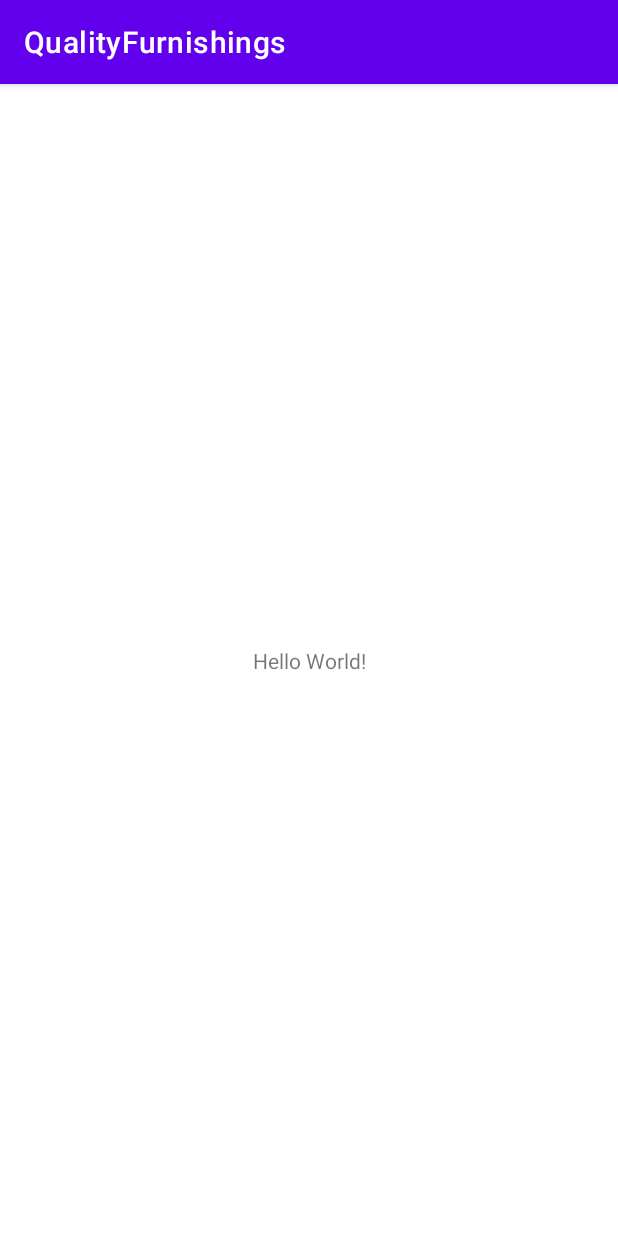
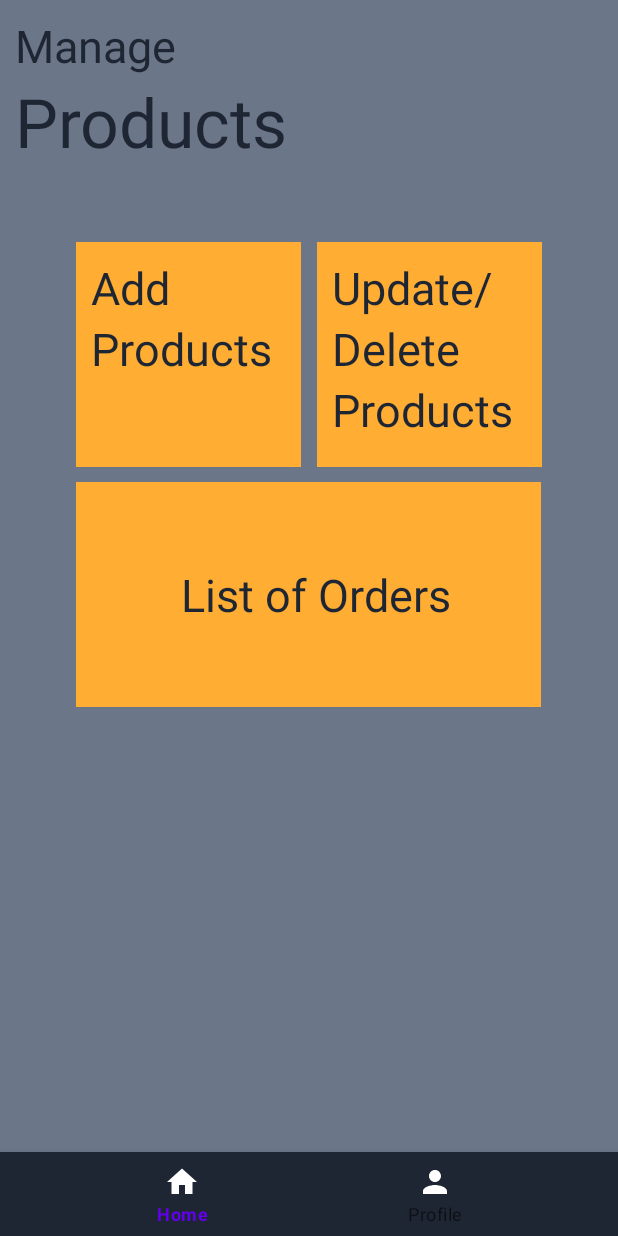
Before and after one commit to HimanshBatra/QualityFurnishings, an Android app: the screen it shows after launch (MainActivity before the commit, AdminHome after it), on a phone screen of 412 x 824 dp. Run offline under Robolectric (Android 15) with nearby library versions, the phone set to English and light mode, and no system bars.

Commit message:
admin home screen

```diff
--- a/app/build.gradle
+++ b/app/build.gradle
@@ -33,6 +33,7 @@ dependencies {
     implementation 'androidx.appcompat:appcompat:1.3.0'
     implementation 'com.google.android.material:material:1.3.0'
     implementation 'androidx.constraintlayout:constraintlayout:2.0.4'
+    implementation 'androidx.legacy:legacy-support-v4:1.0.0'
     testImplementation 'junit:junit:4.+'
     androidTestImplementation 'androidx.test.ext:junit:1.1.2'
     androidTestImplementation 'androidx.test.espresso:espresso-core:3.3.0'
--- a/app/src/main/AndroidManifest.xml
+++ b/app/src/main/AndroidManifest.xml
@@ -9,7 +9,8 @@
         android:roundIcon="@mipmap/ic_launcher_round"
         android:supportsRtl="true"
         android:theme="@style/Theme.QualityFurnishings">
-        <activity android:name=".MainActivity">
+        <activity android:name=".MainActivity"></activity>
+        <activity android:name=".AdminHome">
             <intent-filter>
                 <action android:name="android.intent.action.MAIN" />
 
--- /dev/null
+++ b/app/src/main/java/com/example/qualityfurnishings/AdminHome.java
@@ -0,0 +1,41 @@
+package com.example.qualityfurnishings;
+
+import androidx.annotation.NonNull;
+import androidx.appcompat.app.AppCompatActivity;
+import androidx.fragment.app.Fragment;
+
+import android.os.Bundle;
+import android.view.MenuItem;
+import android.widget.Switch;
+
+import com.google.android.material.bottomnavigation.BottomNavigationView;
+
+public class AdminHome extends AppCompatActivity {
+
+    BottomNavigationView bottomNavigationView;
+    @Override
+    protected void onCreate(Bundle savedInstanceState) {
+        super.onCreate(savedInstanceState);
+        setContentView(R.layout.activity_admin_home);
+        getSupportActionBar().hide();
+        getSupportFragmentManager().beginTransaction().replace(R.id.AdminHomeFrame, new AdminHomeFragment()).commit();
+        bottomNavigationView = (BottomNavigationView)findViewById(R.id.adminbottomnav);
+        bottomNavigationView.setOnNavigationItemSelectedListener(new BottomNavigationView.OnNavigationItemSelectedListener() {
+            @Override
+            public boolean onNavigationItemSelected(@NonNull MenuItem item) {
+                Fragment temp=null;
+
+                switch(item.getItemId())
+                {
+                    case R.id.adminHome : temp = new AdminHomeFragment();
+                    break;
+                    case R.id.adminProfile : temp = new AdminProfileFragment();
+
+                }
+                getSupportFragmentManager().beginTransaction().replace(R.id.AdminHomeFrame,temp).commit();
+
+                return true;
+            }
+        });
+    }
+}
--- /dev/null
+++ b/app/src/main/java/com/example/qualityfurnishings/AdminHomeFragment.java
@@ -0,0 +1,49 @@
+package com.example.qualityfurnishings;
+
+import android.os.Bundle;
+
+import androidx.fragment.app.Fragment;
+
+import android.view.LayoutInflater;
+import android.view.View;
+import android.view.ViewGroup;
+import android.widget.LinearLayout;
+
+import java.util.List;
+
+
+
+public class AdminHomeFragment extends Fragment {
+    LinearLayout addProducts,updateProduct,orderList;
+
+
+
+    public AdminHomeFragment() {
+
+
+    }
+
+
+
+
+    @Override
+    public void onCreate(Bundle savedInstanceState) {
+        super.onCreate(savedInstanceState);
+
+
+
+    }
+
+    @Override
+    public View onCreateView(LayoutInflater inflater, ViewGroup container,
+                             Bundle savedInstanceState) {
+
+        // Inflate the layout for this fragment
+        View view = inflater.inflate(R.layout.fragment_admin_home, container, false);
+        addProducts = (LinearLayout)view.findViewById(R.id.AddProducts);
+        updateProduct = (LinearLayout)view.findViewById(R.id.UpdateProducts);
+        orderList = (LinearLayout)view.findViewById(R.id.OrdersList);
+        return  view;
+
+    }
+}
--- /dev/null
+++ b/app/src/main/java/com/example/qualityfurnishings/AdminProfileFragment.java
@@ -0,0 +1,64 @@
+package com.example.qualityfurnishings;
+
+import android.os.Bundle;
+
+import androidx.fragment.app.Fragment;
+
+import android.view.LayoutInflater;
+import android.view.View;
+import android.view.ViewGroup;
+
+/**
+ * A simple {@link Fragment} subclass.
+ * Use the {@link AdminProfileFragment#newInstance} factory method to
+ * create an instance of this fragment.
+ */
+public class AdminProfileFragment extends Fragment {
+
+    // TODO: Rename parameter arguments, choose names that match
+    // the fragment initialization parameters, e.g. ARG_ITEM_NUMBER
+    private static final String ARG_PARAM1 = "param1";
+    private static final String ARG_PARAM2 = "param2";
+
+    // TODO: Rename and change types of parameters
+    private String mParam1;
+    private String mParam2;
+
+    public AdminProfileFragment() {
+        // Required empty public constructor
+    }
+
+    /**
+     * Use this factory method to create a new instance of
+     * this fragment using the provided parameters.
+     *
+     * @param param1 Parameter 1.
+     * @param param2 Parameter 2.
+     * @return A new instance of fragment AdminProfileFragment.
+     */
+    // TODO: Rename and change types and number of parameters
+    public static AdminProfileFragment newInstance(String param1, String param2) {
+        AdminProfileFragment fragment = new AdminProfileFragment();
+        Bundle args = new Bundle();
+        args.putString(ARG_PARAM1, param1);
+        args.putString(ARG_PARAM2, param2);
+        fragment.setArguments(args);
+        return fragment;
+    }
+
+    @Override
+    public void onCreate(Bundle savedInstanceState) {
+        super.onCreate(savedInstanceState);
+        if (getArguments() != null) {
+            mParam1 = getArguments().getString(ARG_PARAM1);
+            mParam2 = getArguments().getString(ARG_PARAM2);
+        }
+    }
+
+    @Override
+    public View onCreateView(LayoutInflater inflater, ViewGroup container,
+                             Bundle savedInstanceState) {
+        // Inflate the layout for this fragment
+        return inflater.inflate(R.layout.fragment_admin_profile, container, false);
+    }
+}
--- /dev/null
+++ b/app/src/main/res/drawable/ic_baseline_home_24.xml
@@ -0,0 +1,10 @@
+<vector xmlns:android="http://schemas.android.com/apk/res/android"
+    android:width="24dp"
+    android:height="24dp"
+    android:viewportWidth="24"
+    android:viewportHeight="24"
+    android:tint="#FFFFFF">
+  <path
+      android:fillColor="@android:color/white"
+      android:pathData="M10,20v-6h4v6h5v-8h3L12,3 2,12h3v8z"/>
+</vector>
--- /dev/null
+++ b/app/src/main/res/drawable/ic_baseline_person_24.xml
@@ -0,0 +1,10 @@
+<vector xmlns:android="http://schemas.android.com/apk/res/android"
+    android:width="24dp"
+    android:height="24dp"
+    android:viewportWidth="24"
+    android:viewportHeight="24"
+    android:tint="#FFFFFF">
+  <path
+      android:fillColor="@android:color/white"
+      android:pathData="M12,12c2.21,0 4,-1.79 4,-4s-1.79,-4 -4,-4 -4,1.79 -4,4 1.79,4 4,4zM12,14c-2.67,0 -8,1.34 -8,4v2h16v-2c0,-2.66 -5.33,-4 -8,-4z"/>
+</vector>
--- /dev/null
+++ b/app/src/main/res/layout/activity_admin_home.xml
@@ -0,0 +1,27 @@
+<?xml version="1.0" encoding="utf-8"?>
+<RelativeLayout
+    xmlns:android="http://schemas.android.com/apk/res/android"
+    xmlns:app="http://schemas.android.com/apk/res-auto"
+    xmlns:tools="http://schemas.android.com/tools"
+    android:layout_width="match_parent"
+    android:layout_height="match_parent"
+    tools:context=".AdminHome">
+
+    <FrameLayout
+        android:layout_width="match_parent"
+        android:layout_height="match_parent"
+        android:id="@+id/AdminHomeFrame"
+        android:layout_above="@+id/adminbottomnav"
+        android:background="#6C7689"/>
+
+
+
+    <com.google.android.material.bottomnavigation.BottomNavigationView
+        android:id="@+id/adminbottomnav"
+        android:layout_width="match_parent"
+        android:layout_height="wrap_content"
+        android:layout_alignParentBottom="true"
+        app:menu="@menu/admin_navigation_menu"
+        app:itemIconTint="#FFFFFF"
+        android:background="#1F2633"/>
+</RelativeLayout>
--- /dev/null
+++ b/app/src/main/res/layout/fragment_admin_home.xml
@@ -0,0 +1,123 @@
+<?xml version="1.0" encoding="utf-8"?>
+<LinearLayout
+    xmlns:android="http://schemas.android.com/apk/res/android"
+    xmlns:tools="http://schemas.android.com/tools"
+    android:layout_width="match_parent"
+    android:layout_height="match_parent"
+    android:background="#6C7689"
+    android:orientation="vertical"
+    tools:context=".AdminHomeFragment">
+
+    <TextView
+        android:layout_width="wrap_content"
+        android:layout_height="wrap_content"
+        android:text="Manage"
+        android:textColor="#1F2633"
+        android:layout_marginLeft="10dp"
+        android:layout_marginTop="10dp"
+        android:textSize="30sp"/>
+
+    <TextView
+        android:layout_width="wrap_content"
+        android:layout_height="wrap_content"
+        android:text="Products"
+        android:textColor="#1F2633"
+        android:textSize="45sp"
+        android:layout_marginLeft="10dp" />
+    <LinearLayout
+        android:layout_width="wrap_content"
+        android:layout_height="wrap_content"
+        android:orientation="vertical"
+        android:layout_gravity="center"
+        android:layout_marginTop="50dp"
+        >
+        <LinearLayout
+            android:layout_width="wrap_content"
+            android:layout_height="wrap_content"
+            android:orientation="horizontal"
+            android:gravity="center">
+
+            <LinearLayout
+                android:id="@+id/AddProducts"
+                android:layout_width="150dp"
+                android:layout_height="150dp"
+                android:layout_marginRight="5dp"
+                android:background="#FFAD33"
+                android:orientation="vertical">
+                <TextView
+                    android:layout_width="wrap_content"
+                    android:layout_height="wrap_content"
+                    android:text="Add"
+                    android:textColor="#1F2633"
+                    android:layout_marginLeft="10dp"
+                    android:layout_marginTop="10dp"
+                    android:textSize="30sp"/>
+                <TextView
+                    android:layout_width="wrap_content"
+                    android:layout_height="wrap_content"
+                    android:text="Products"
+                    android:textColor="#1F2633"
+                    android:layout_marginLeft="10dp"
+                    android:textSize="30sp"/>
+
+
+            </LinearLayout>
+            <LinearLayout
+                android:id="@+id/UpdateProducts"
+                android:layout_width="150dp"
+                android:layout_height="150dp"
+                android:background="#FFAD33"
+                android:layout_marginLeft="5dp"
+                android:orientation="vertical">
+                <TextView
+                    android:layout_width="wrap_content"
+                    android:layout_height="wrap_content"
+                    android:text="Update/"
+                    android:textColor="#1F2633"
+                    android:layout_marginLeft="10dp"
+                    android:layout_marginTop="10dp"
+                    android:textSize="30sp"/>
+                <TextView
+                    android:layout_width="wrap_content"
+                    android:layout_height="wrap_content"
+                    android:text="Delete"
+                    android:textColor="#1F2633"
+                    android:layout_marginLeft="10dp"
+                    android:textSize="30sp"/>
+                <TextView
+                    android:layout_width="wrap_content"
+                    android:layout_height="wrap_content"
+                    android:text="Products"
+                    android:textColor="#1F2633"
+                    android:layout_marginLeft="10dp"
+                    android:textSize="30sp"/>
+
+            </LinearLayout>
+
+        </LinearLayout>
+        <LinearLayout
+            android:id="@+id/OrdersList"
+            android:layout_width="310dp"
+            android:layout_height="150dp"
+            android:layout_marginTop="10dp"
+            android:background="#FFAD33"
+            android:gravity="center"
+            android:orientation="horizontal">
+            <TextView
+                android:layout_width="wrap_content"
+                android:layout_height="wrap_content"
+                android:text="List of Orders"
+                android:textColor="#1F2633"
+                android:layout_marginLeft="10dp"
+                android:textSize="30sp"/>
+
+        </LinearLayout>
+
+    </LinearLayout>
+
+
+
+
+
+
+</LinearLayout>
--- /dev/null
+++ b/app/src/main/res/layout/fragment_admin_profile.xml
@@ -0,0 +1,18 @@
+<?xml version="1.0" encoding="utf-8"?>
+<LinearLayout
+    xmlns:android="http://schemas.android.com/apk/res/android"
+    xmlns:tools="http://schemas.android.com/tools"
+    android:layout_width="match_parent"
+    android:layout_height="match_parent"
+    tools:context=".AdminProfileFragment"
+    android:background="#6C7689"
+    android:layout_gravity="center">
+
+    <!-- TODO: Update blank fragment layout -->
+    <TextView
+        android:layout_width="match_parent"
+        android:layout_height="match_parent"
+        android:textSize="40dp"
+        android:text="Hello This is a admin profile" />
+
+</LinearLayout>
--- /dev/null
+++ b/app/src/main/res/menu/admin_navigation_menu.xml
@@ -0,0 +1,15 @@
+<?xml version="1.0" encoding="utf-8"?>
+<menu xmlns:android="http://schemas.android.com/apk/res/android">
+
+    <item
+        android:id="@+id/adminHome"
+        android:icon="@drawable/ic_baseline_home_24"
+        android:title="@string/home" />
+
+    <item
+        android:id="@+id/adminProfile"
+        android:icon="@drawable/ic_baseline_person_24"
+        android:title="@string/profile"
+        />
+
+</menu>
--- a/app/src/main/res/values/strings.xml
+++ b/app/src/main/res/values/strings.xml
@@ -1,3 +1,7 @@
 <resources>
     <string name="app_name">QualityFurnishings</string>
+    <string name="home">Home</string>
+    <string name="profile">Profile</string>
+    <!-- TODO: Remove or change this placeholder text -->
+    <string name="hello_blank_fragment">Hello blank fragment</string>
 </resources>
```
